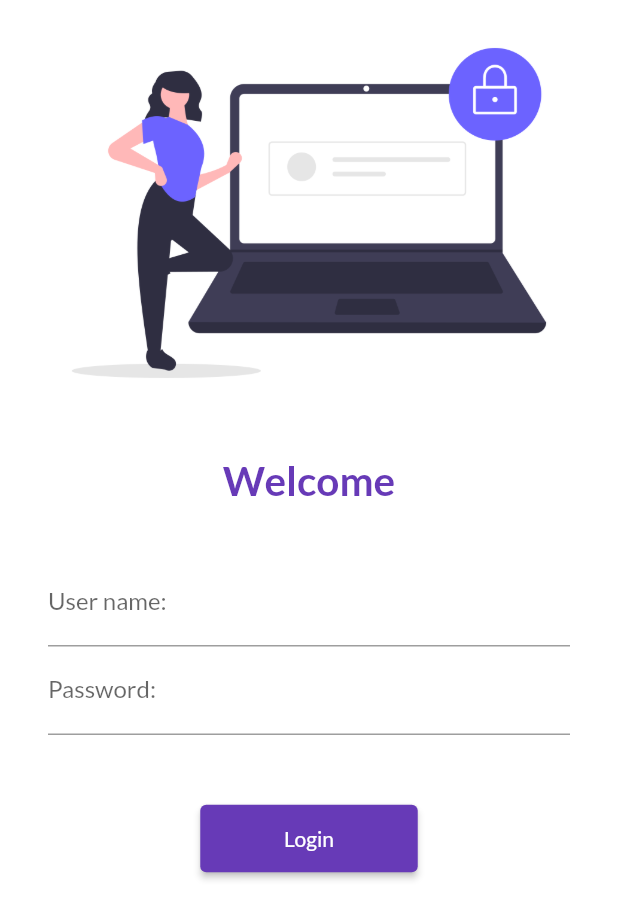
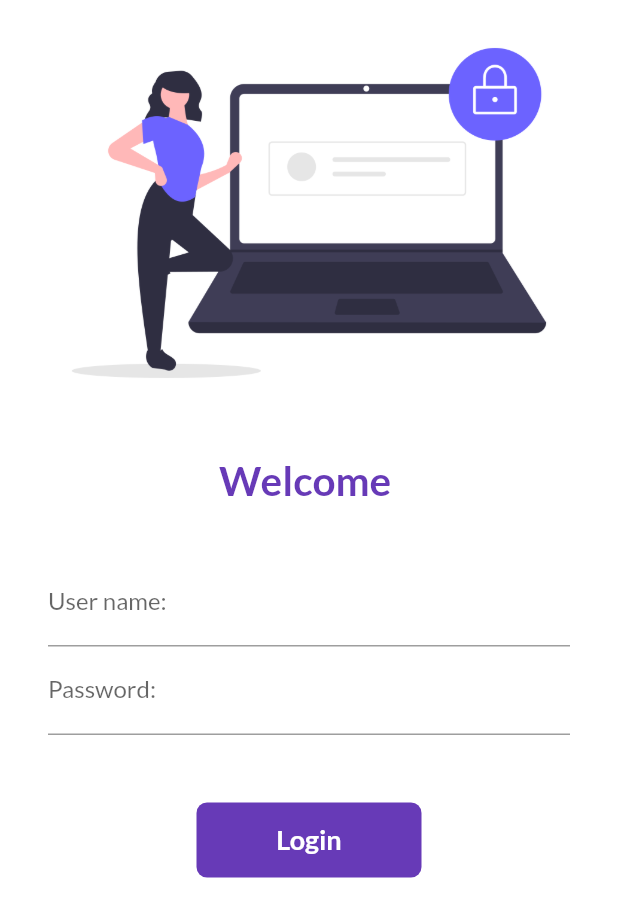
Before and after one commit to PoppyPretty/30daysofFlutter, a Flutter app: the screen it shows after launch, on a phone screen of 412 x 824 dp. Shown: the top 919 px of the screen. Run offline on Flutter 3.47's test engine with Material 2 defaults, Android fonts, the phone set to English and light mode, and no system bars; our stand-ins replace google_fonts.

Commit message:
Day 6 completed

```diff
--- a/lib/screens/login_page.dart
+++ b/lib/screens/login_page.dart
@@ -1,8 +1,16 @@
 import 'package:flutter/material.dart';
 import 'package:poppy_catalog/utils/routes.dart';
 
-class LoginPage extends StatelessWidget {
+class LoginPage extends StatefulWidget {
   const LoginPage({super.key});
+
+  @override
+  State<LoginPage> createState() => _LoginPageState();
+}
+
+class _LoginPageState extends State<LoginPage> {
+  String name = "";
+  bool changeButton = false;
 
   @override
   Widget build(BuildContext context) {
@@ -18,9 +26,9 @@
             const SizedBox(
               height: 20.0,
             ),
-            const Text(
-              "Welcome",
-              style: TextStyle(
+            Text(
+              "Welcome $name",
+              style: const TextStyle(
                 color: Colors.deepPurple,
                 fontSize: 27,
                 fontWeight: FontWeight.bold,
@@ -39,6 +47,10 @@
                       labelText: "User name:",
                       hintText: "Enter user name",
                     ),
+                    onChanged: ((value) {
+                      name = value;
+                      setState(() {});
+                    }),
                   ),
                   TextFormField(
                     obscureText: true,
@@ -50,14 +62,52 @@
                   const SizedBox(
                     height: 45.0,
                   ),
-                  ElevatedButton(
-                    onPressed: () {
+                  InkWell(
+                    onTap: (() async {
+                      setState(() async {
+                        changeButton = true;
+                      });
+                      await Future.delayed(const Duration(seconds: 1));
                       Navigator.pushNamed(context, MyRoutes.homeRoute);
-                    },
-                    style:
-                        TextButton.styleFrom(minimumSize: const Size(145, 45)),
-                    child: const Text("Login"),
+                    }),
+                    child: AnimatedContainer(
+                      duration: const Duration(
+                        seconds: 10,
+                      ),
+                      width: changeButton ? 50 : 150,
+                      height: 50,
+                      alignment: Alignment.center,
+                      decoration: BoxDecoration(
+                        color: Colors.deepPurple,
+                        // shape:
+                        //     changeButton ? BoxShape.circle : BoxShape.rectangle,
+                        borderRadius:
+                            BorderRadius.circular(changeButton ? 50 : 7),
+                      ),
+                      child: changeButton
+                          ? const Icon(
+                              Icons.done,
+                              color: Colors.white,
+                            )
+                          : const Text(
+                              "Login",
+                              style: TextStyle(
+                                color: Colors.white,
+                                fontSize: 18,
+                                fontWeight: FontWeight.bold,
+                              ),
+                            ),
+                    ),
                   ),
+
+                  // ElevatedButton(
+                  //   onPressed: () {
+                  //     Navigator.pushNamed(context, MyRoutes.homeRoute);
+                  //   },
+                  //   style:
+                  //       TextButton.styleFrom(minimumSize: const Size(145, 45)),
+                  //   child: const Text("Login"),
+                  // ),
                 ],
               ),
             ),
```
